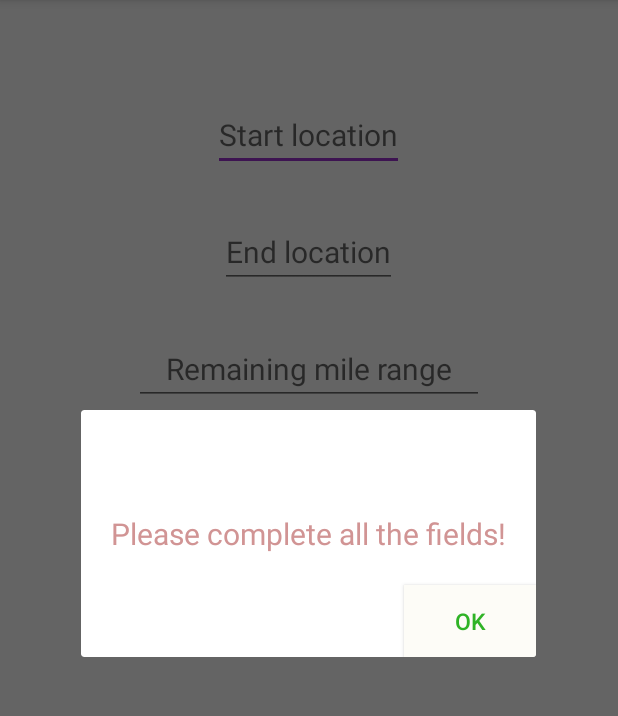
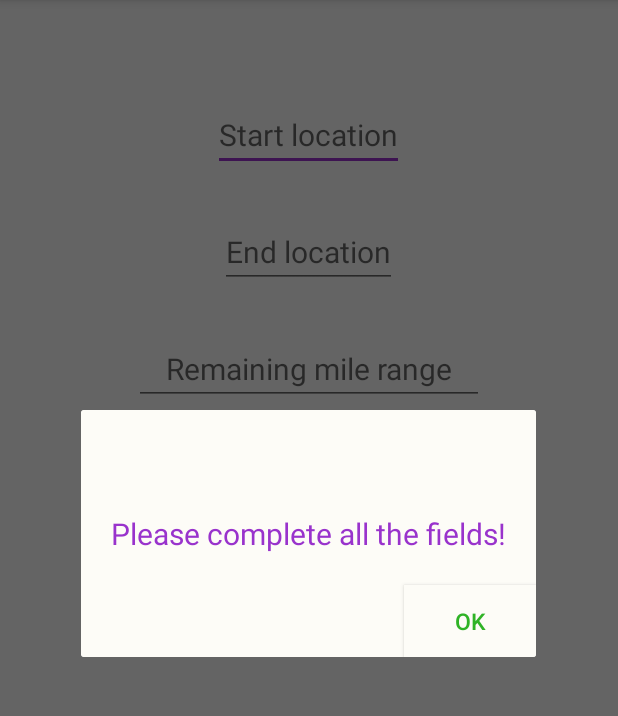
Before and after one commit to ywu342/cs4675, an Android app: the screen it shows after launch (MainActivity), after a tap on "SUBMIT", on a phone screen of 412 x 824 dp, the part 84-800 px from its top. Run offline under Robolectric (Android 15) with nearby library versions, the light colour scheme and no system bars; our stand-ins replace Volley.

Commit message:
Fixed polyline showing and dialog bug; Uncommented splash activity bc of error msgs

```diff
--- a/InternetServices/app/src/main/res/layout/not_complete_dial.xml
+++ b/InternetServices/app/src/main/res/layout/not_complete_dial.xml
@@ -3,18 +3,19 @@
     android:layout_width="fill_parent"
     android:layout_height="fill_parent"
     android:clickable="true"
-    android:visibility="visible">
+    android:visibility="visible"
+    android:background="#fdfcf7">
 
     <TextView
         android:layout_width="wrap_content"
         android:layout_height="wrap_content"
         android:text="Please complete all the fields!"
-        android:id="@+id/dialbody"
+        android:id="@+id/customdialbody"
         android:textAlignment="center"
         android:layout_centerVertical="true"
         android:layout_centerHorizontal="true"
         android:textSize="20dp"
-        android:textColor="#d19494"
+        android:textColor="#FF9933CC"
         android:paddingLeft="20dp"
         android:paddingRight="20dp"
         android:paddingTop="20dp"
@@ -28,8 +29,8 @@
         android:textColor="#2fb326"
         android:background="#fdfcf7"
         android:layout_marginTop="49dp"
-        android:layout_below="@+id/dialbody"
-        android:layout_alignRight="@+id/dialbody"
-        android:layout_alignEnd="@+id/dialbody"
+        android:layout_below="@+id/customdialbody"
+        android:layout_alignRight="@+id/customdialbody"
+        android:layout_alignEnd="@+id/customdialbody"
         android:textSize="15dp" />
 </RelativeLayout>
--- a/InternetServices/app/src/main/res/values/styles.xml
+++ b/InternetServices/app/src/main/res/values/styles.xml
@@ -19,8 +19,8 @@
 
     <style name="AppTheme.PopupOverlay" parent="ThemeOverlay.AppCompat.Dark" />
 
-    <style name="SplashTheme" parent="Theme.AppCompat.NoActionBar">
-        <item name="android:windowBackground">@drawable/splash</item>
-    </style>
+    <!--<style name="SplashTheme" parent="Theme.AppCompat.NoActionBar">-->
+        <!--<item name="android:windowBackground">@drawable/splash</item>-->
+    <!--</style>-->
 
 </resources>
```
Also changed, not shown: InternetServices/app/src/main/AndroidManifest.xml (+8 -8 lines), InternetServices/app/src/main/java/com/example/yalingwu/internetservices/MainActivity.java (+13 -3 lines), InternetServices/app/src/main/java/com/example/yalingwu/internetservices/RoutesDisplay.java (+11 -16 lines).
